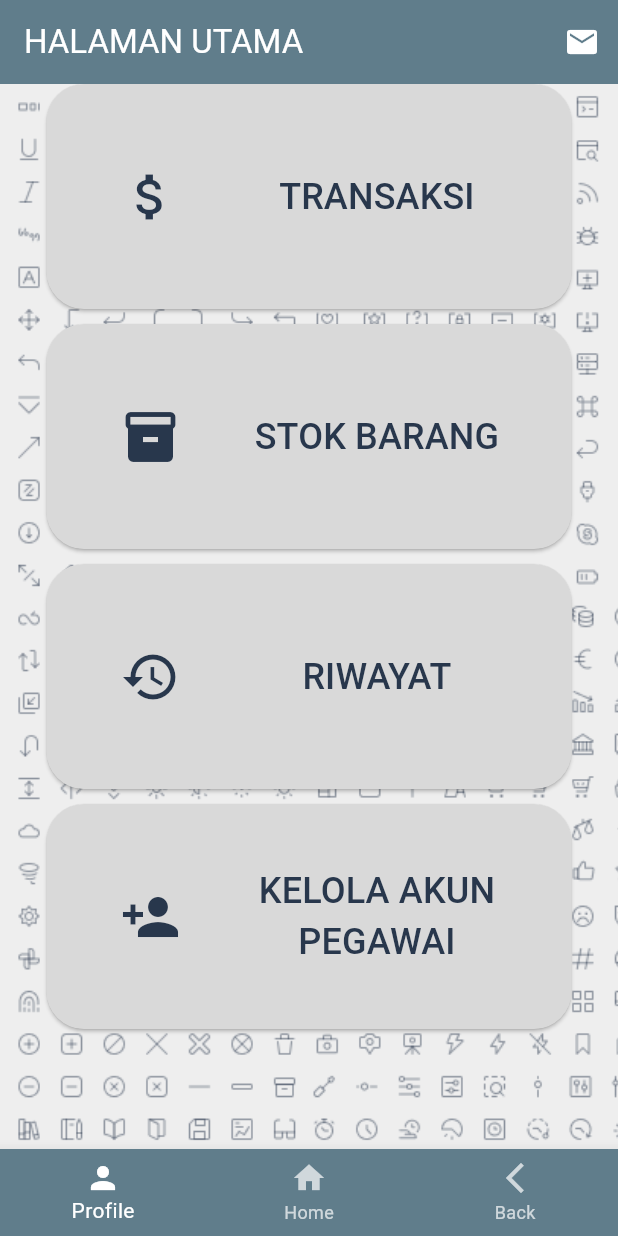
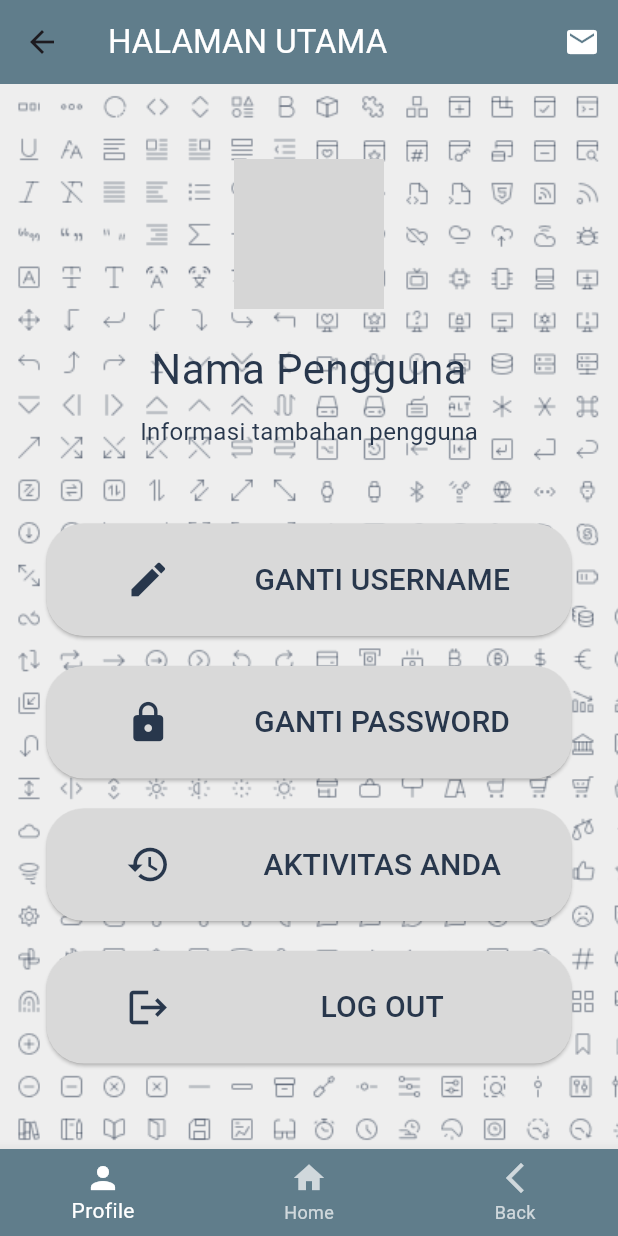
Before and after one commit to INFFIR/kasir_mobile_5, a Flutter app: the HomePage screen opened directly, after a tap on the "email" icon, on a phone screen of 412 x 824 dp. Run offline on Flutter 3.47's test engine with Material 3 defaults, Android fonts, the phone set to English and light mode, and no system bars; grey boxes are pictures that could not be loaded.

Commit message:
aku lupa menambhakan ap saja tapi ini untuk jaga jaga sebelum aku melakukan routes dan binding

```diff
--- a/lib/app/modules/home/views/home_page.dart
+++ b/lib/app/modules/home/views/home_page.dart
@@ -1,4 +1,6 @@
 import 'package:flutter/material.dart';
+import 'profile_page.dart'; // Pastikan path ini sesuai dengan lokasi file ProfilePage
+
 
 class HomePage extends StatelessWidget {
   const HomePage({super.key});
@@ -212,10 +214,9 @@ class HomePage extends StatelessWidget {
         ],
       ),
 bottomNavigationBar: BottomNavigationBar(
-        backgroundColor: Colors.blueGrey, // Warna Bottom Navbar
-        selectedItemColor: Colors.white, // Warna item yang dipilih
-        unselectedItemColor: Colors.white70, // Warna item yang tidak dipilih
-
+  backgroundColor: Colors.blueGrey,
+  selectedItemColor: Colors.white,
+  unselectedItemColor: Colors.white70,
   items: const [
     BottomNavigationBarItem(
       icon: Icon(Icons.person),
@@ -230,7 +231,17 @@ class HomePage extends StatelessWidget {
       label: 'Back',
     ),
   ],
+  onTap: (index) {
+    if (index == 0) {
+      Navigator.push(
+        context,
+        MaterialPageRoute(builder: (context) => const ProfilePage()),
+      );
+    }
+    // Tambahkan navigasi untuk Home dan Back jika diperlukan
+  },
 ),
+
     );
   }
 }
--- /dev/null
+++ b/lib/app/modules/home/views/profile_page.dart
@@ -0,0 +1,217 @@
+import 'package:flutter/material.dart';
+import 'home_page.dart'; // P
+
+class ProfilePage extends StatelessWidget {
+  const ProfilePage({super.key});
+
+  @override
+  Widget build(BuildContext context) {
+    return Scaffold(
+      appBar: AppBar(
+        title: const Text(
+          'HALAMAN UTAMA',
+          style: TextStyle(color: Colors.white),
+        ),
+        backgroundColor: Colors.blueGrey, // Warna header
+        actions: [
+          IconButton(
+            icon: const Icon(Icons.email), // Ikon email
+            color: Colors.white,
+            onPressed: () {
+              // Tambahkan aksi yang diinginkan saat ikon ditekan
+            },
+          ),
+        ],
+      ),
+      body: Stack(
+        children: [
+          // Background image
+          Container(
+            decoration: const BoxDecoration(
+              image: DecorationImage(
+                image: AssetImage('assets/background.png'), // Ganti dengan path gambar Anda
+                fit: BoxFit.cover, // Mengatur agar gambar menutupi seluruh halaman
+              ),
+            ),
+          ),
+          SingleChildScrollView( // Menambahkan SingleChildScrollView
+            child: Center(
+              child: Column(
+                mainAxisAlignment: MainAxisAlignment.center,
+                children: [
+                  const SizedBox(height: 50),
+                  // Menampilkan foto profil
+                  CircleAvatar(
+                    radius: 50, // Ukuran lingkaran foto profil
+                    backgroundImage: AssetImage('assets/profile_picture.png'), // Ganti dengan path gambar profil Anda
+                  ),
+                  const SizedBox(height: 20),
+                  // Menampilkan nama pengguna
+                  const Text(
+                    'Nama Pengguna',
+                    style: TextStyle(
+                      fontSize: 28,
+                      color: Color(0xFF28374C),
+                    ),
+                  ),
+                  const SizedBox(height: 10),
+                  // Menampilkan informasi pengguna
+                  const Text(
+                    'Informasi tambahan pengguna',
+                    style: TextStyle(
+                      fontSize: 16,
+                      color: Color(0xFF28374C),
+                    ),
+                  ),
+                  const SizedBox(height: 50),
+                  // Button untuk mengganti username
+                  _buildButton(
+                    context,
+                    icon: Icons.edit,
+                    label: 'GANTI USERNAME',
+                    onPressed: () {
+                      // Tambahkan aksi yang diinginkan saat tombol ditekan
+                    },
+                  ),
+                  const SizedBox(height: 20),
+                  // Button untuk ganti password
+                  _buildButton(
+                    context,
+                    icon: Icons.lock,
+                    label: 'GANTI PASSWORD',
+                    onPressed: () {
+                      // Tambahkan aksi untuk ganti password
+                    },
+                  ),
+                  const SizedBox(height: 20),
+                  // Button untuk aktivitas anda
+                  _buildButton(
+                    context,
+                    icon: Icons.history,
+                    label: 'AKTIVITAS ANDA',
+                    onPressed: () {
+                      // Tambahkan aksi yang diinginkan saat tombol ditekan
+                    },
+                  ),
+                  const SizedBox(height: 20),
+                  // Button untuk log out
+                  _buildButton(
+                    context,
+                    icon: Icons.logout,
+                    label: 'LOG OUT',
+                    onPressed: () {
+                      // Tambahkan aksi untuk keluar dari akun
+                    },
+                  ),
+                ],
+              ),
+            ),
+          ),
+        ],
+      ),
+      bottomNavigationBar: BottomNavigationBar(
+        backgroundColor: Colors.blueGrey, // Warna Bottom Navbar
+        selectedItemColor: Colors.white, // Warna item yang dipilih
+        unselectedItemColor: Colors.white70, // Warna item yang tidak dipilih
+        items: const [
+          BottomNavigationBarItem(
+            icon: Icon(Icons.person),
+            label: 'Profile',
+          ),
+          BottomNavigationBarItem(
+            icon: Icon(Icons.home),
+            label: 'Home',
+          ),
+          BottomNavigationBarItem(
+            icon: Icon(Icons.arrow_back_ios_new),
+            label: 'Back',
+          ),
+        ],
+        onTap: (index) {
+          // Menangani navigasi berdasarkan indeks yang ditekan
+          switch (index) {
+            case 0:
+              // Halaman Profile (saat ini aktif)
+              break;
+            case 1:
+              // Navigasi ke Halaman Home
+              Navigator.pushReplacement(
+                context,
+                MaterialPageRoute(builder: (context) => const HomePage()), // Ganti dengan nama kelas Home Anda
+              );
+              break;
+            case 2:
+              // Aksi untuk tombol Back
+              Navigator.pop(context); // Kembali ke halaman sebelumnya
+              break;
+          }
+        },
+      ),
+    );
+  }
+
+  Widget _buildButton(BuildContext context, {required IconData icon, required String label, required VoidCallback onPressed}) {
+    return SizedBox(
+      height: 75,
+      width: 350,
+      child: ElevatedButton(
+        onPressed: onPressed,
+        style: ElevatedButton.styleFrom(
+          backgroundColor: const Color(0xFFD9D9D9), // Warna button
+          shape: RoundedRectangleBorder(
+            borderRadius: BorderRadius.circular(25),
+          ),
+        ),
+        child: Row(
+          mainAxisAlignment: MainAxisAlignment.center, // Memposisikan ikon dan teks di tengah
+          children: [
+            // Menggunakan Expanded untuk mengatur rasio ukuran
+            Expanded(
+              flex: 3,
+              child: Icon(icon, color: const Color(0xFF28374C), size: 30), // Ukuran ikon
+            ),
+            const SizedBox(width: 10), // Jarak antara ikon dan teks
+            Expanded(
+              flex: 7,
+              child: Text(
+                label,
+                textAlign: TextAlign.center, // Memastikan teks di tengah
+                style: const TextStyle(
+                  color: Color(0xFF28374C),
+                  fontSize: 20, // Ukuran teks
+                ),
+              ),
+            ),
+          ],
+        ),
+      ),
+    );
+  }
+}
+
+
+
+
+
+
+
+
+// lib/
+// ├── app/
+// │   ├── bindings/
+// │   ├── controllers/
+// │   │   └── login_controller.dart
+// │   ├── models/
+// │   │   └── user_model.dart
+// │   ├── views/
+// │   │   ├── home_page.dart
+// │   │   ├── profile_page.dart
+// │   │   ├── change_username_page.dart
+// │   │   ├── change_password_page.dart
+// │   │   └── activity_page.dart
+// │   ├── routes/
+// │   └── main.dart
+// │
+// └── assets/
+//     ├── background.png
+//     └── profile_picture.png
```
Also changed, not shown: lib/app/modules/home/views/activity_page.dart (added, +21 -0 lines), lib/app/modules/home/views/change_password_page.dart (added, +21 -0 lines), lib/app/modules/home/views/change_username_page.dart (added, +21 -0 lines). Lines whose indentation alone changed are shown as unchanged.
